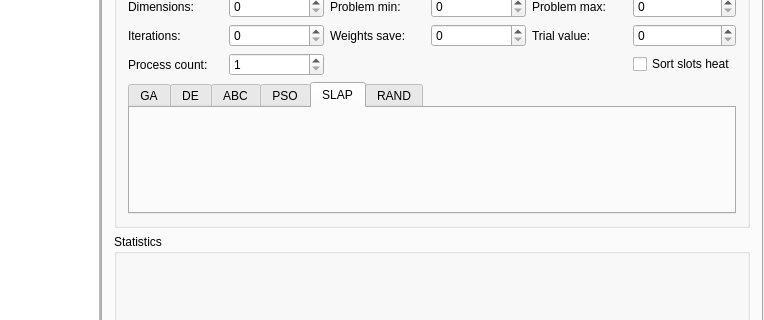
Old version of the form src/gui/mainwindow.ui in the repository kocica/warehouse-manager; both pictures show x 389 to 1153 and y 187 to 507 of the 1153 by 906 pixel window.
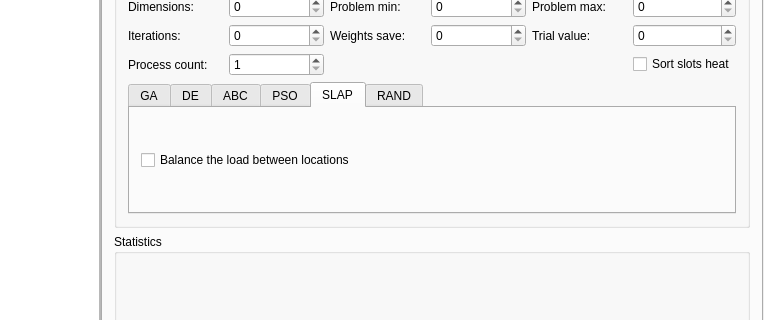
New version of the form. The open tabs and pages were chosen to show the change. Icons and pictures are not drawn. Custom widgets are drawn as their Qt base class.

Commit message: Balance the load in SLAP optimizer; Ratio indicators orange

What changed in the file:
```diff
--- a/src/gui/mainwindow.ui
+++ b/src/gui/mainwindow.ui
@@ -896,6 +896,15 @@
                   <attribute name="title">
                    <string>SLAP</string>
                   </attribute>
+                  <layout class="QVBoxLayout" name="verticalLayout_3">
+                   <item>
+                    <widget class="QCheckBox" name="balanceTheLoad">
+                     <property name="text">
+                      <string>Balance the load between locations</string>
+                     </property>
+                    </widget>
+                   </item>
+                  </layout>
                  </widget>
                  <widget class="QWidget" name="randConfig">
                   <attribute name="title">
```
The commit also changes 4 other files.
